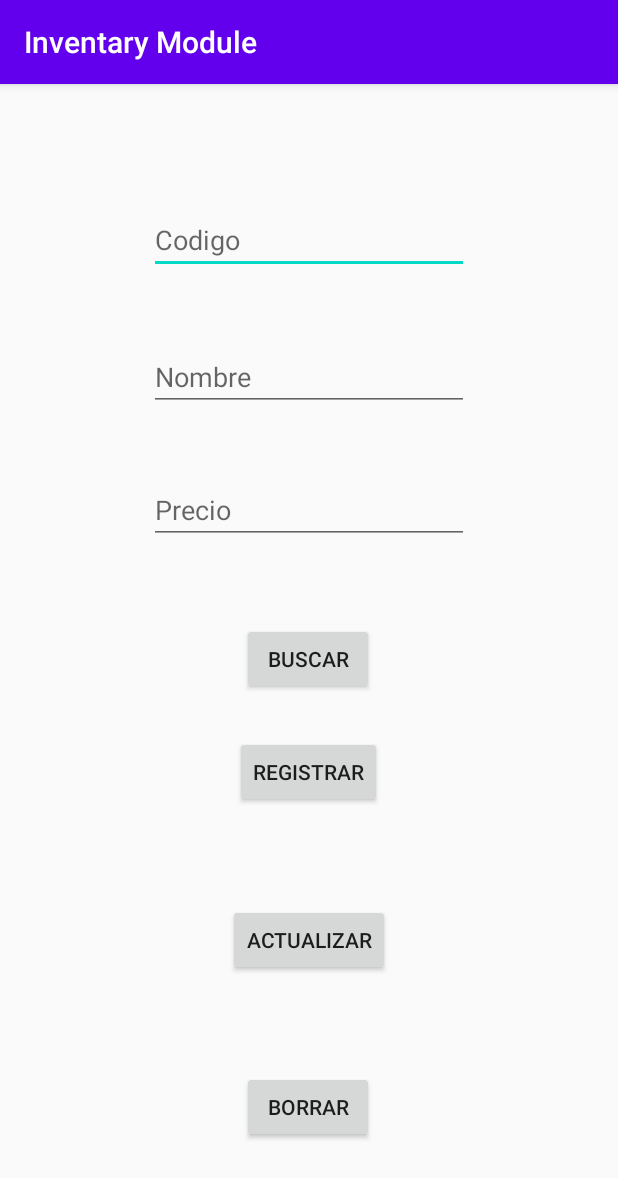
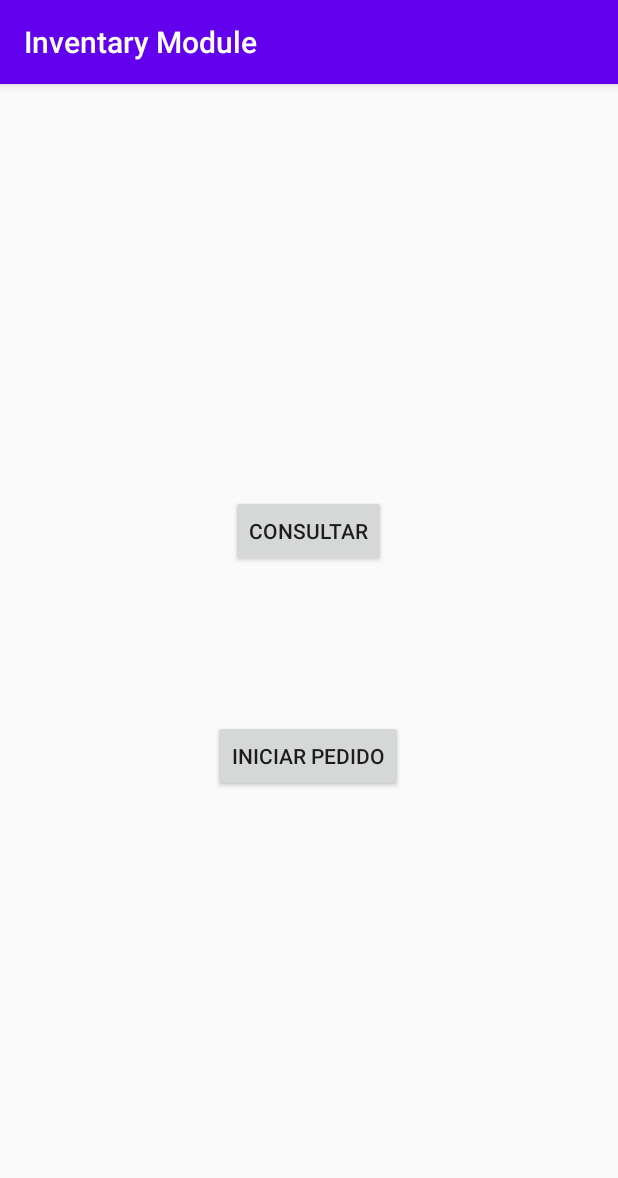
Before and after one commit to David-sqrtpi/Inventary-Module, an Android app: the screen it shows after launch (MainActivity), on a phone screen of 412 x 824 dp. Shown: the top 1178 px of the screen. Run offline under Robolectric (Android 15) with nearby library versions, the phone set to English and light mode, and no system bars; our stand-ins replace Firebase (no records; nobody signed in at launch, a user with empty details on screens opened directly); libraries missing offline, so code that uses them is left out: com.google.zxing.integration.

```diff
--- a/app/src/main/AndroidManifest.xml
+++ b/app/src/main/AndroidManifest.xml
@@ -12,13 +12,15 @@
         android:roundIcon="@mipmap/ic_launcher_round"
         android:supportsRtl="true"
         android:theme="@style/AppTheme">
+        <activity android:name=".Cart"></activity>
+        <activity android:name=".Consult" />
+        <activity android:name=".Result" />
         <activity android:name=".MainActivity">
             <intent-filter>
                 <action android:name="android.intent.action.MAIN" />
 
                 <category android:name="android.intent.category.LAUNCHER" />
             </intent-filter>
-
         </activity>
         <activity
             android:name="com.journeyapps.barcodescanner.CaptureActivity"
--- a/app/src/main/java/com/sdandroid/Product.java
+++ b/app/src/main/java/Entity/Product.java
@@ -1,4 +1,4 @@
-package com.sdandroid;
+package Entity;
 
 public class Product {
 
--- a/app/src/main/java/Services/CloudFirestore.java
+++ b/app/src/main/java/Services/CloudFirestore.java
@@ -9,7 +9,7 @@ import com.google.android.gms.tasks.Task;
 import com.google.firebase.firestore.DocumentSnapshot;
 import com.google.firebase.firestore.FirebaseFirestore;
 import com.google.firebase.firestore.SetOptions;
-import com.sdandroid.Product;
+import Entity.Product;
 
 public class CloudFirestore implements Database {
 
--- a/app/src/main/java/Services/Database.java
+++ b/app/src/main/java/Services/Database.java
@@ -1,6 +1,6 @@
 package Services;
 
-import com.sdandroid.Product;
+import Entity.Product;
 
 public interface Database {
 
--- a/app/src/main/java/com/sdandroid/FirebaseIntegration.java
+++ b/app/src/main/java/Services/FirebaseIntegration.java
@@ -1,4 +1,4 @@
-package com.sdandroid;
+package Services;
 
 public class FirebaseIntegration {
 
--- a/app/src/main/java/com/sdandroid/MainActivity.java
+++ b/app/src/main/java/com/sdandroid/MainActivity.java
@@ -19,6 +19,7 @@ import com.google.firebase.firestore.FirebaseFirestore;
 import com.google.zxing.integration.android.IntentIntegrator;
 import com.google.zxing.integration.android.IntentResult;
 
+import Entity.Product;
 import Services.CloudFirestore;
 
 public class MainActivity extends AppCompatActivity {
@@ -33,50 +34,12 @@ public class MainActivity extends AppCompatActivity {
         super.onCreate(savedInstanceState);
         setContentView(R.layout.activity_main);
 
-        etCode = findViewById(R.id.codigo);
-        btnEscanner = findViewById(R.id.button);
-        etNombre = findViewById(R.id.etNombre);
-        etPrecio = findViewById(R.id.etPrecio);
-        btnBorrar = findViewById(R.id.BorrarBtn);
-        btnUpdate = findViewById(R.id.updateBtn);
-    }
-
-    public void scan(View view){
-
-        IntentIntegrator intent = new IntentIntegrator(this);
-        intent.setDesiredBarcodeFormats(IntentIntegrator.ALL_CODE_TYPES);
-
-        intent.setPrompt("Apunte al código de barras");
-        intent.setCameraId(0);
-        intent.setBeepEnabled(false);
-        intent.setBarcodeImageEnabled(false);
-        intent.setOrientationLocked(false);
-        intent.initiateScan();
-
-    }
-
-    protected void onActivityResult(int requestCode, int resultCode, @Nullable Intent data) {
-
-        IntentResult result = IntentIntegrator.parseActivityResult(requestCode, resultCode, data);
-
-        if (result != null) {
-
-            if (result.getContents() == null) {
-
-                Toast.makeText(this, "Escaneo Cancelado", Toast.LENGTH_LONG).show();
-
-            } else {
-
-                etCode.setText(result.getContents());
-
-            }
-
-        } else {
-
-            super.onActivityResult(requestCode, resultCode, data);
-
-        }
-
+        //etCode = findViewById(R.id.codigo);
+        //btnEscanner = findViewById(R.id.button);
+        //etNombre = findViewById(R.id.etNombre);
+        //etPrecio = findViewById(R.id.etPrecio);
+        //btnBorrar = findViewById(R.id.BorrarBtn);
+        //btnUpdate = findViewById(R.id.updateBtn);
     }
 
     public void registrar(View view) {
@@ -220,4 +183,19 @@ public class MainActivity extends AppCompatActivity {
 
     }
 
+    public void newActivity(View view) {
+        Intent intent = new Intent(this, Result.class);
+        startActivity(intent);
+    }
+
+    public void consult(View view) {
+        Intent intent = new Intent(this, Consult.class);
+        startActivity(intent);
+    }
+
+    public void cart(View view) {
+         Intent intent = new Intent(this, Cart.class);
+         startActivity(intent);
+    }
+
 }
--- a/app/src/main/res/layout/activity_main.xml
+++ b/app/src/main/res/layout/activity_main.xml
@@ -6,94 +6,27 @@
     android:layout_height="match_parent"
     tools:context=".MainActivity">
 
-    <EditText
-        android:id="@+id/codigo"
+    <Button
+        android:id="@+id/button2"
         android:layout_width="wrap_content"
         android:layout_height="wrap_content"
-        android:ems="10"
-        android:hint="@string/txt"
-        android:importantForAutofill="no"
-        android:inputType="textPersonName"
-        android:onClick="scan"
-        app:layout_constraintBottom_toBottomOf="parent"
+        android:layout_marginTop="102dp"
+        android:onClick="cart"
+        android:text="Iniciar Pedido"
         app:layout_constraintEnd_toEndOf="parent"
+        app:layout_constraintHorizontal_bias="0.498"
         app:layout_constraintStart_toStartOf="parent"
-        app:layout_constraintTop_toTopOf="parent"
-        app:layout_constraintVertical_bias="0.113" />
+        app:layout_constraintTop_toBottomOf="@+id/button" />
 
     <Button
         android:id="@+id/button"
         android:layout_width="wrap_content"
         android:layout_height="wrap_content"
-        android:onClick="consultar"
-        android:text="@string/button"
-        app:layout_constraintBottom_toBottomOf="parent"
+        android:layout_marginTop="274dp"
+        android:onClick="consult"
+        android:text="Consultar"
         app:layout_constraintEnd_toEndOf="parent"
         app:layout_constraintHorizontal_bias="0.498"
         app:layout_constraintStart_toStartOf="parent"
-        app:layout_constraintTop_toTopOf="parent"
-        app:layout_constraintVertical_bias="0.499" />
-
-    <EditText
-        android:id="@+id/etNombre"
-        android:layout_width="wrap_content"
-        android:layout_height="wrap_content"
-        android:ems="10"
-        android:hint="@string/txt2"
-        android:inputType="textPersonName"
-        app:layout_constraintBottom_toBottomOf="parent"
-        app:layout_constraintEnd_toEndOf="parent"
-        app:layout_constraintStart_toStartOf="parent"
-        app:layout_constraintTop_toTopOf="parent"
-        app:layout_constraintVertical_bias="0.239" />
-
-    <EditText
-        android:id="@+id/etPrecio"
-        android:layout_width="wrap_content"
-        android:layout_height="wrap_content"
-        android:ems="10"
-        android:hint="@string/txt3"
-        android:inputType="textPersonName"
-        app:layout_constraintBottom_toBottomOf="parent"
-        app:layout_constraintEnd_toEndOf="parent"
-        app:layout_constraintStart_toStartOf="parent"
-        app:layout_constraintTop_toTopOf="parent"
-        app:layout_constraintVertical_bias="0.362" />
-
-    <Button
-        android:id="@+id/btnRegistrar"
-        android:layout_width="wrap_content"
-        android:layout_height="wrap_content"
-        android:onClick="registrar"
-        android:text="@string/button2"
-        app:layout_constraintBottom_toBottomOf="parent"
-        app:layout_constraintEnd_toEndOf="parent"
-        app:layout_constraintHorizontal_bias="0.498"
-        app:layout_constraintStart_toStartOf="parent"
-        app:layout_constraintTop_toTopOf="parent"
-        app:layout_constraintVertical_bias="0.604" />
-
-    <Button
-        android:id="@+id/BorrarBtn"
-        android:layout_width="wrap_content"
-        android:layout_height="wrap_content"
-        android:onClick="borrar"
-        android:text="@string/button3"
-        app:layout_constraintBottom_toBottomOf="parent"
-        app:layout_constraintEnd_toEndOf="parent"
-        app:layout_constraintHorizontal_bias="0.498"
-        app:layout_constraintStart_toStartOf="parent"
-        app:layout_constraintTop_toBottomOf="@+id/btnRegistrar"
-        app:layout_constraintVertical_bias="0.738" />
-
-    <Button
-        android:id="@+id/updateBtn"
-        android:layout_width="wrap_content"
-        android:layout_height="wrap_content"
-        android:onClick="editar"
-        android:text="@string/button4"
-        app:layout_constraintBottom_toTopOf="@+id/BorrarBtn"
-        app:layout_constraintEnd_toEndOf="parent"
-        app:layout_constraintStart_toStartOf="parent"
-        app:layout_constraintTop_toBottomOf="@+id/btnRegistrar" />
+        app:layout_constraintTop_toTopOf="parent" />
 </androidx.constraintlayout.widget.ConstraintLayout>
```
Also changed, not shown: app/src/main/java/com/sdandroid/AdminSQLite.java (deleted, +0 -30 lines), app/src/main/java/com/sdandroid/Cart.java (added, +127 -0 lines), app/src/main/java/com/sdandroid/Consult.java (added, +127 -0 lines), app/src/main/java/com/sdandroid/Result.java (added, +14 -0 lines), app/src/main/res/layout/activity_cart.xml (added, +33 -0 lines), app/src/main/res/layout/activity_consult.xml (added, +60 -0 lines), app/src/main/res/layout/activity_result.xml (added, +32 -0 lines), app/src/main/res/drawable/qr_code_1851030_1569017.png (added), app/src/main/res/image/qr-code-1851030-1569017.png (added).
